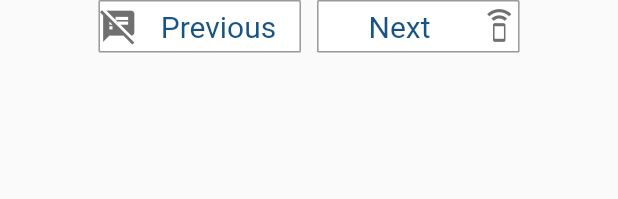
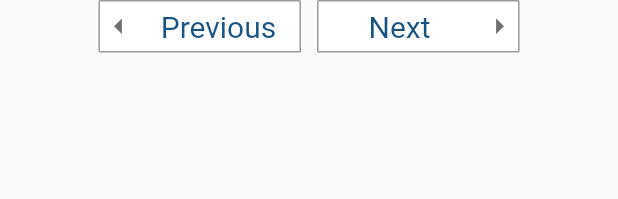
Before and after one commit to uohziyoam/Multitask-Research, a Flutter app: the Button widget shown alone on an empty page, opened directly, on a phone screen of 412 x 824 dp. Shown: the top 199 px of the screen. Run offline on Flutter 3.47's test engine with Material 2 defaults, Android fonts, the phone set to English and light mode, and no system bars; our stand-ins replace material_design_icons_flutter, url_launcher_web; missing offline and left inert: dart:html, firebase, firebase_core_web; accounts and stored records are empty.

Commit message:
fix: update

```diff
--- a/lib/FocusTest/InstructionPage.dart
+++ b/lib/FocusTest/InstructionPage.dart
@@ -39,9 +39,9 @@ class _InstructionPageState extends State<InstructionPage> {
           "First you'll see a quick flash of some red and blue rectangles. Then you'll see a second scene in which one of the red rectangles may have rotated. Your job will be to note any such change.",
     ),
     InstructionComponent(
-        upperContent: OrderedSquares(),
+        upperContent: Container(),
         instruction:
-            "You'll dod 4 unscored practice tests, then 24 scored tests. The quiz will cover your whole screen to minimize distractions. Hit the \"ESC\" key to return to a normal view.")
+            "You'll do 4 unscored practice tests, then 80 scored tests. The quiz will cover your whole screen to minimize distractions.")
   ];
 
   @override
@@ -125,7 +125,7 @@ class _InstructionPageState extends State<InstructionPage> {
                                         context,
                                         MaterialPageRoute(
                                           builder: (context) => TestPage(
-                                            title: "Instruction",
+                                            title: "Practice Test",
                                             id: widget.id,
                                           ),
                                         ));
--- a/lib/FocusTest/SquareData.dart
+++ b/lib/FocusTest/SquareData.dart
@@ -30,6 +30,8 @@ List testFocusData = [
 ];
 
 List testFocusPracticeData = [
-  levelOne,
-  levelTwo,
+  algorithm.generateConsecutiveTask(false, 0),
+  algorithm.generateConsecutiveTask(false, 2),
+  algorithm.generateConsecutiveTask(true, 0),
+  algorithm.generateConsecutiveTask(true, 2),
 ];
--- a/lib/FocusTest/TestPage.dart
+++ b/lib/FocusTest/TestPage.dart
@@ -40,7 +40,7 @@ class _TestPageState extends State<TestPage> {
       data = testFocusData;
     }
 
-    if (widget.title == 'Instruction') {
+    if (widget.title == 'Practice Test') {
       data = testFocusPracticeData;
     }
   }
--- a/lib/FocusTest/button.dart
+++ b/lib/FocusTest/button.dart
@@ -1,3 +1,4 @@
+import 'package:flutter/material.dart';
 import 'package:flutter/widgets.dart';
 
 class Button extends StatefulWidget {
@@ -65,9 +66,7 @@ class _ButtonState extends State<Button> {
                   mainAxisAlignment: MainAxisAlignment.spaceBetween,
                   children: <Widget>[
                     Icon(
-                      IconData(58846,
-                          fontFamily: 'MaterialIcons',
-                          matchTextDirection: true),
+                      Icons.arrow_left,
                       size: 25,
                       color: currentLevel == 1
                           ? Color.fromARGB(255, 112, 112, 112)
@@ -135,9 +134,7 @@ class _ButtonState extends State<Button> {
                                       : Color.fromARGB(255, 24, 84, 131),
                                 )),
                             Icon(
-                              IconData(58847,
-                                  fontFamily: 'MaterialIcons',
-                                  matchTextDirection: true),
+                              Icons.arrow_right,
                               size: 25,
                               color: currentLevel == 3
                                   ? Color.fromARGB(255, 112, 112, 112)
--- a/lib/FocusTest/instructionContent.dart
+++ b/lib/FocusTest/instructionContent.dart
@@ -126,7 +126,9 @@ class _InstructionContentState extends State<InstructionContent> {
               ? Row(
                   children: <Widget>[
                     Text(
-                      "You have ${widget.levelsLeft} more tests to complete",
+                      widget.levelsLeft == 1
+                          ? "You have 1 more test to complete."
+                          : "You have ${widget.levelsLeft} more tests to complete.",
                       textAlign: TextAlign.center,
                       style: TextStyle(
                           fontSize: 15,
--- a/lib/FocusTest/login.dart
+++ b/lib/FocusTest/login.dart
@@ -108,7 +108,7 @@ class _MultiTaskLoginState extends State<TestFocusLogin> {
         MaterialPageRoute(
           builder: (context) => InstructionPage(
             id: _id,
-            title: "Test",
+            title: "Instruction",
             totalLevel: 3,
             content: Container(),
           ),
--- a/lib/main.dart
+++ b/lib/main.dart
@@ -40,7 +40,7 @@ class MyApp extends StatelessWidget {
       theme: ThemeData(
         primarySwatch: Colors.blue,
       ),
-      initialRoute: '/home',
+      initialRoute: '/testfocus',
       onGenerateRoute: generateRoute,
     );
   }
```
Also changed, not shown: lib/MultiTask/instrucption-description.dart (+2 -6 lines), pubspec.lock, pubspec.yaml (line endings or trailing spaces).
